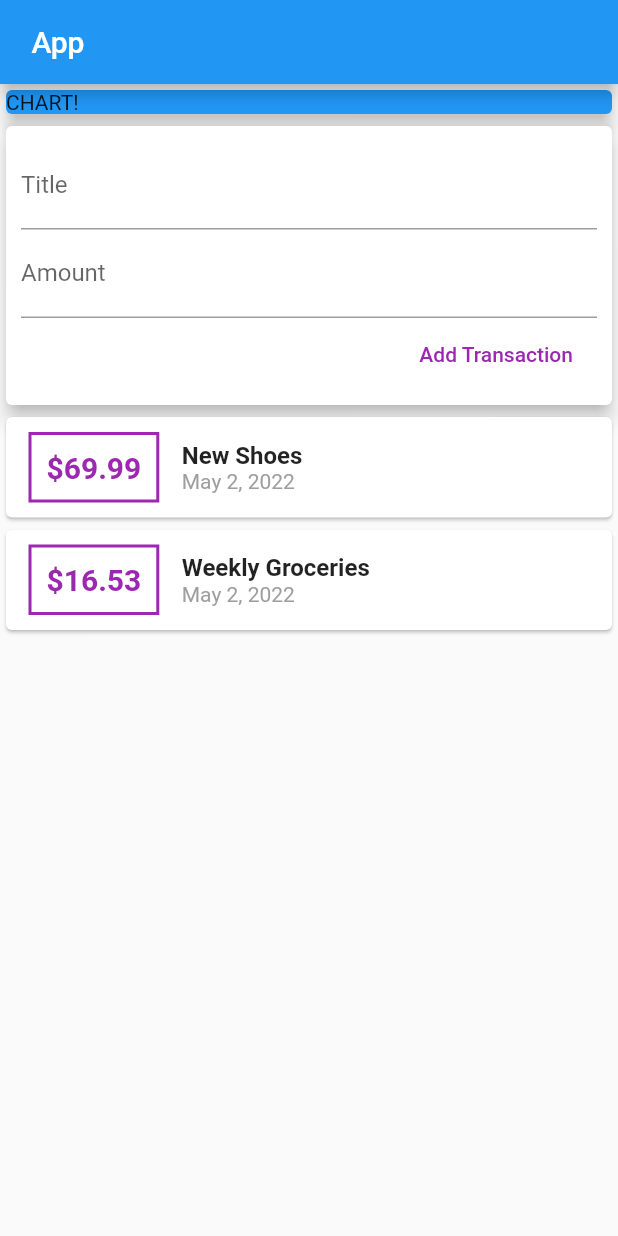
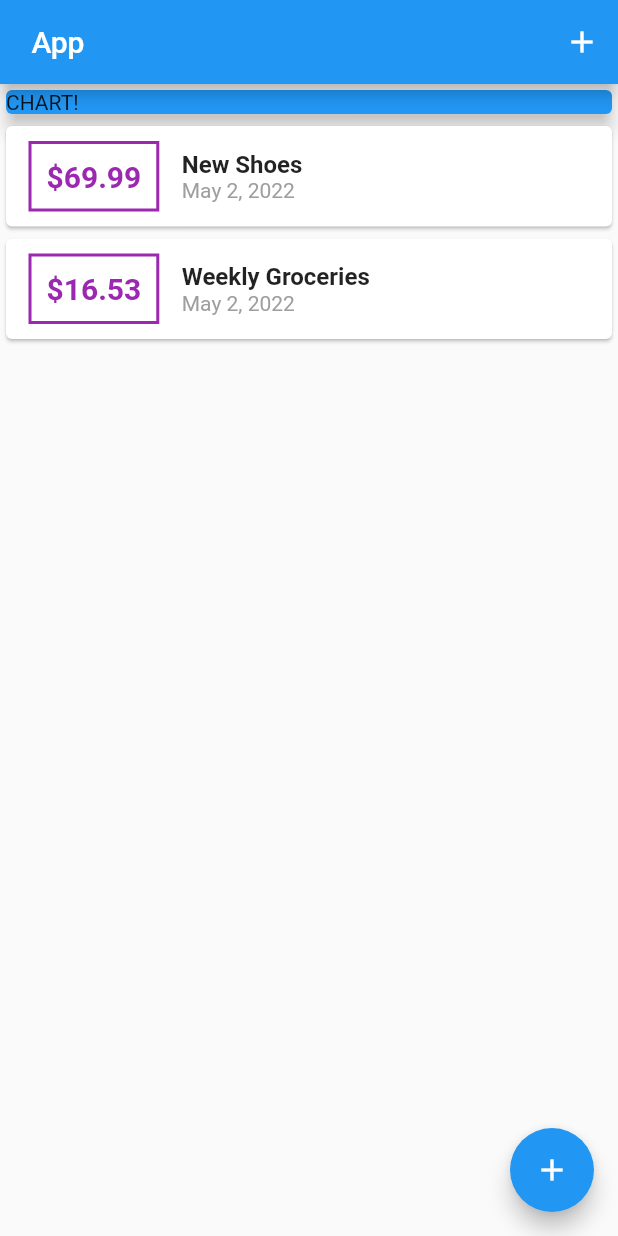
Before and after one commit to rozbeh1212/flutter-expense-tracker, a Flutter app: the screen it shows after launch, on a phone screen of 412 x 824 dp. Run offline on Flutter 3.47's test engine with Material 2 defaults, Android fonts, the phone set to English and light mode, and no system bars.

Commit message:
add btn and floating add btn created

```diff
--- a/lib/main.dart
+++ b/lib/main.dart
@@ -1,8 +1,10 @@
 // ignore_for_file: prefer_const_constructors
 
 import 'package:flutter/material.dart';
+import './widgets/new_transaction.dart';
+import './widgets/transaction_list.dart';
 
-import './widgets/user_transactions.dart';
+import 'models/transaction.dart';
 
 void main() => runApp(MyApp());
 
@@ -16,17 +18,65 @@ class MyApp extends StatelessWidget {
   }
 }
 
-class MyHomePage extends StatelessWidget {
+class MyHomePage extends StatefulWidget {
+  @override
+  State<MyHomePage> createState() => _MyHomePageState();
+}
+
+class _MyHomePageState extends State<MyHomePage> {
   // String titleInput;
-  // String amountInput;
-  final titleController = TextEditingController();
-  final amountController = TextEditingController();
+
+  final List<Transaction> _userTransactions = [
+    //
+    Transaction(
+      id: 't1',
+      title: 'New Shoes',
+      amount: 69.99,
+      date: DateTime.now(),
+    ),
+    Transaction(
+      id: 't2',
+      title: 'Weekly Groceries',
+      amount: 16.53,
+      date: DateTime.now(),
+    ),
+  ];
+
+  void _addNewTransaction(String txTitle, double txAmount) {
+    final newTx = Transaction(
+      // create a new instance of Transaction  to update the list of transactions
+      title: txTitle,
+      amount: txAmount,
+      date: DateTime.now(),
+      id: DateTime.now().toString(),
+    );
+
+    setState(() {
+      _userTransactions.add(
+          newTx); // add new transaction to the list of transactions as a new element
+    });
+  }
+void _strartAddNewTransAction(BuildContext ctx) {
+   showModalBottomSheet(context: ctx, builder: (_) {
+      return GestureDetector(
+        onTap: () {},
+        child: NewTransaction(_addNewTransaction),
+        behavior: HitTestBehavior.opaque,
+      );
+    });
+}
 
   @override
   Widget build(BuildContext context) {
     return Scaffold(
       appBar: AppBar(
         title: Text(' App'),
+        actions: <Widget> [
+          IconButton(
+            icon: Icon(Icons.add),
+            onPressed: () => _strartAddNewTransAction(context),
+          ),
+        ],
       ),
       body: SingleChildScrollView(
         child: Column(
@@ -41,9 +91,13 @@ class MyHomePage extends StatelessWidget {
                 elevation: 5,
               ),
             ),
-            UserTransactions(),
+             TransactionList(_userTransactions),
           ],
         ),
+      ),
+      floatingActionButton: FloatingActionButton(
+        child: Icon(Icons.add),
+        onPressed: () => _strartAddNewTransAction(context),
       ),
     );
   }
--- a/lib/widgets/user_transactions.dart
+++ /dev/null
@@ -1,50 +0,0 @@
-import 'package:flutter/material.dart';
-
-import './new_transaction.dart';
-import './transaction_list.dart';
-import '../models/transaction.dart';
-
-class UserTransactions extends StatefulWidget {
-  @override
-  _UserTransactionsState createState() => _UserTransactionsState(); // createState() is a method that returns a new instance of the _UserTransactionsState class for creating a new state object
-}
-
-class _UserTransactionsState extends State<UserTransactions> {
-  final List<Transaction> _userTransactions = [ //
-    Transaction(
-      id: 't1',
-      title: 'New Shoes',
-      amount: 69.99,
-      date: DateTime.now(),
-    ),
-    Transaction(
-      id: 't2',
-      title: 'Weekly Groceries',
-      amount: 16.53,
-      date: DateTime.now(),
-    ),
-  ];
-
-  void _addNewTransaction(String txTitle, double txAmount) {
-    final newTx = Transaction( // create a new instance of Transaction  to update the list of transactions
-      title: txTitle,
-      amount: txAmount,
-      date: DateTime.now(),
-      id: DateTime.now().toString(),
-    );
-
-    setState(() {
-      _userTransactions.add(newTx); // add new transaction to the list of transactions as a new element
-    });
-  }
-
-  @override
-  Widget build(BuildContext context) {
-    return Column(
-      children: <Widget>[
-        NewTransaction(_addNewTransaction), // new transaction form widget is passed as a parameter to the constructor of _UserTransactionsState class
-        TransactionList(_userTransactions), // transaction list widget is passed as a parameter to the constructor of _UserTransactionsState class
-      ],
-    );
-  }
-}
```
